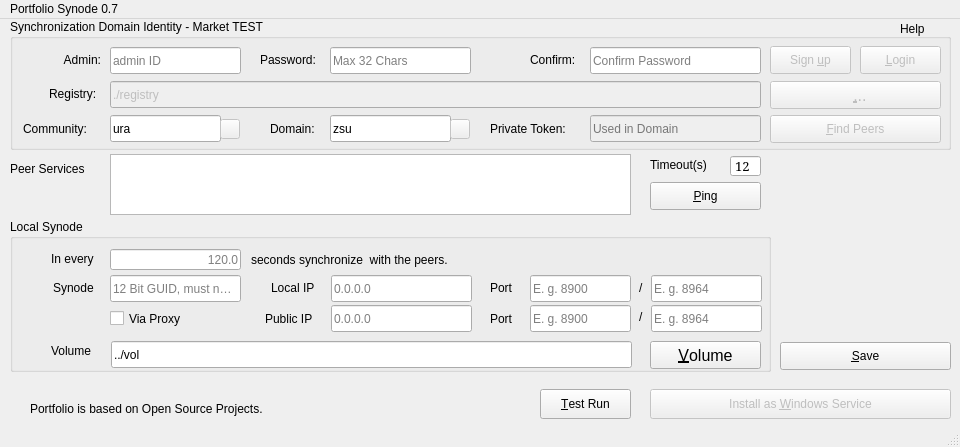
Old version of the form synode.py/src/synodepy3/form.ui in the repository odys-z/semantic-jserv.
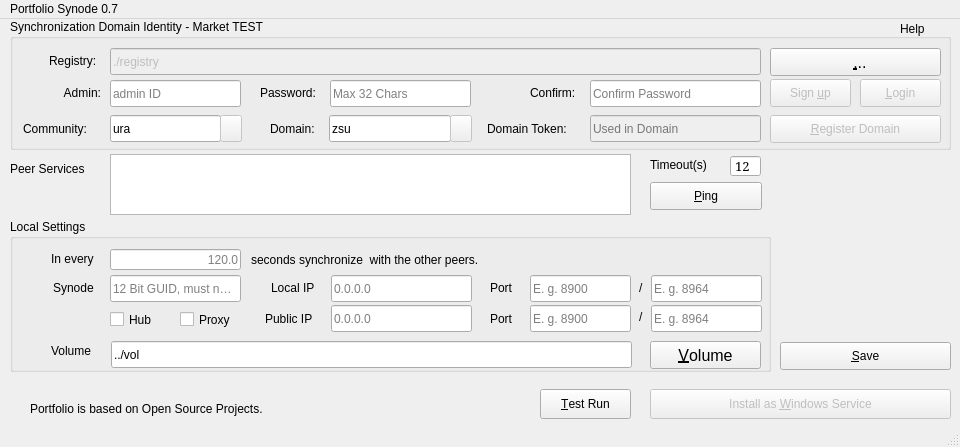
New version of the form. Icons and pictures are not drawn.

Patch:
```diff
--- a/synode.py/src/synodepy3/form.ui
+++ b/synode.py/src/synodepy3/form.ui
@@ -82,9 +82,9 @@
      </property>
      <property name="geometry">
       <rect>
-       <x>320</x>
+       <x>319</x>
        <y>96</y>
-       <width>121</width>
+       <width>122</width>
        <height>27</height>
       </rect>
      </property>
@@ -105,7 +105,7 @@
      <property name="geometry">
       <rect>
        <x>520</x>
-       <y>31</y>
+       <y>64</y>
        <width>61</width>
        <height>20</height>
       </rect>
@@ -118,7 +118,7 @@
      <property name="geometry">
       <rect>
        <x>580</x>
-       <y>28</y>
+       <y>61</y>
        <width>171</width>
        <height>27</height>
       </rect>
@@ -143,7 +143,7 @@
      <property name="geometry">
       <rect>
        <x>20</x>
-       <y>31</y>
+       <y>64</y>
        <width>71</width>
        <height>20</height>
       </rect>
@@ -156,7 +156,7 @@
      <property name="geometry">
       <rect>
        <x>320</x>
-       <y>28</y>
+       <y>61</y>
        <width>141</width>
        <height>27</height>
       </rect>
@@ -184,7 +184,7 @@
      <property name="geometry">
       <rect>
        <x>100</x>
-       <y>28</y>
+       <y>61</y>
        <width>131</width>
        <height>27</height>
       </rect>
@@ -206,7 +206,7 @@
      <property name="geometry">
       <rect>
        <x>250</x>
-       <y>31</y>
+       <y>64</y>
        <width>70</width>
        <height>19</height>
       </rect>
@@ -217,12 +217,12 @@
     </widget>
     <widget class="QPushButton" name="bRegfolder">
      <property name="enabled">
-      <bool>false</bool>
+      <bool>true</bool>
      </property>
      <property name="geometry">
       <rect>
        <x>760</x>
-       <y>62</y>
+       <y>29</y>
        <width>171</width>
        <height>28</height>
       </rect>
@@ -252,7 +252,7 @@
      <property name="geometry">
       <rect>
        <x>39</x>
-       <y>65</y>
+       <y>32</y>
        <width>61</width>
        <height>20</height>
       </rect>
@@ -268,7 +268,7 @@
      <property name="geometry">
       <rect>
        <x>100</x>
-       <y>62</y>
+       <y>29</y>
        <width>651</width>
        <height>27</height>
       </rect>
@@ -296,7 +296,7 @@
       </rect>
      </property>
      <property name="text">
-      <string extracomment="Test">&amp;Find Peers</string>
+      <string extracomment="Test">&amp;Register Domain</string>
      </property>
      <property name="shortcut">
       <string>Ctrl+S</string>
@@ -363,9 +363,9 @@
      <property name="geometry">
       <rect>
        <x>210</x>
-       <y>100</y>
-       <width>20</width>
-       <height>20</height>
+       <y>96</y>
+       <width>22</width>
+       <height>27</height>
       </rect>
      </property>
      <property name="font">
@@ -396,7 +396,7 @@
      <property name="geometry">
       <rect>
        <x>850</x>
-       <y>27</y>
+       <y>60</y>
        <width>81</width>
        <height>28</height>
       </rect>
@@ -415,7 +415,7 @@
      <property name="geometry">
       <rect>
        <x>760</x>
-       <y>27</y>
+       <y>60</y>
        <width>81</width>
        <height>28</height>
       </rect>
@@ -455,14 +455,14 @@
     <widget class="QLabel" name="lbDomain_2">
      <property name="geometry">
       <rect>
-       <x>480</x>
+       <x>477</x>
        <y>100</y>
        <width>101</width>
        <height>20</height>
       </rect>
      </property>
      <property name="text">
-      <string>Private Token:</string>
+      <string>Domain Token:</string>
      </property>
     </widget>
     <widget class="QPushButton" name="bCommDropdown_2">
@@ -472,9 +472,9 @@
      <property name="geometry">
       <rect>
        <x>440</x>
-       <y>100</y>
-       <width>20</width>
-       <height>20</height>
+       <y>96</y>
+       <width>22</width>
+       <height>27</height>
       </rect>
      </property>
      <property name="font">
@@ -583,7 +583,7 @@
      <rect>
       <x>650</x>
       <y>163</y>
-      <width>111</width>
+      <width>112</width>
       <height>28</height>
      </rect>
     </property>
@@ -683,7 +683,7 @@
      </rect>
     </property>
     <property name="title">
-     <string>Local Synode</string>
+     <string>Local Settings</string>
     </property>
     <widget class="QLabel" name="lbPort_4">
      <property name="geometry">
@@ -711,7 +711,7 @@
       <cursorShape>IBeamCursor</cursorShape>
      </property>
      <property name="text">
-      <string>seconds synchronize  with the peers.</string>
+      <string>seconds synchronize  with the other peers.</string>
      </property>
     </widget>
     <widget class="QLabel" name="lbIneach">
@@ -826,14 +826,14 @@
     <widget class="QCheckBox" name="chkReverseProxy">
      <property name="geometry">
       <rect>
-       <x>100</x>
-       <y>89</y>
-       <width>131</width>
+       <x>170</x>
+       <y>90</y>
+       <width>62</width>
        <height>21</height>
       </rect>
      </property>
      <property name="text">
-      <string>Via Proxy </string>
+      <string>Proxy </string>
      </property>
     </widget>
     <widget class="QLabel" name="lbPort">
@@ -1062,6 +1062,19 @@
       <string>Volume is where the data saved at local node.</string>
      </property>
     </widget>
+    <widget class="QCheckBox" name="chkHub">
+     <property name="geometry">
+      <rect>
+       <x>100</x>
+       <y>90</y>
+       <width>51</width>
+       <height>21</height>
+      </rect>
+     </property>
+     <property name="text">
+      <string>Hub</string>
+     </property>
+    </widget>
    </widget>
   </widget>
   <widget class="QMenuBar" name="menubar">
```
Left out of the diff: 9 changed lines with no effect on the pictures.
